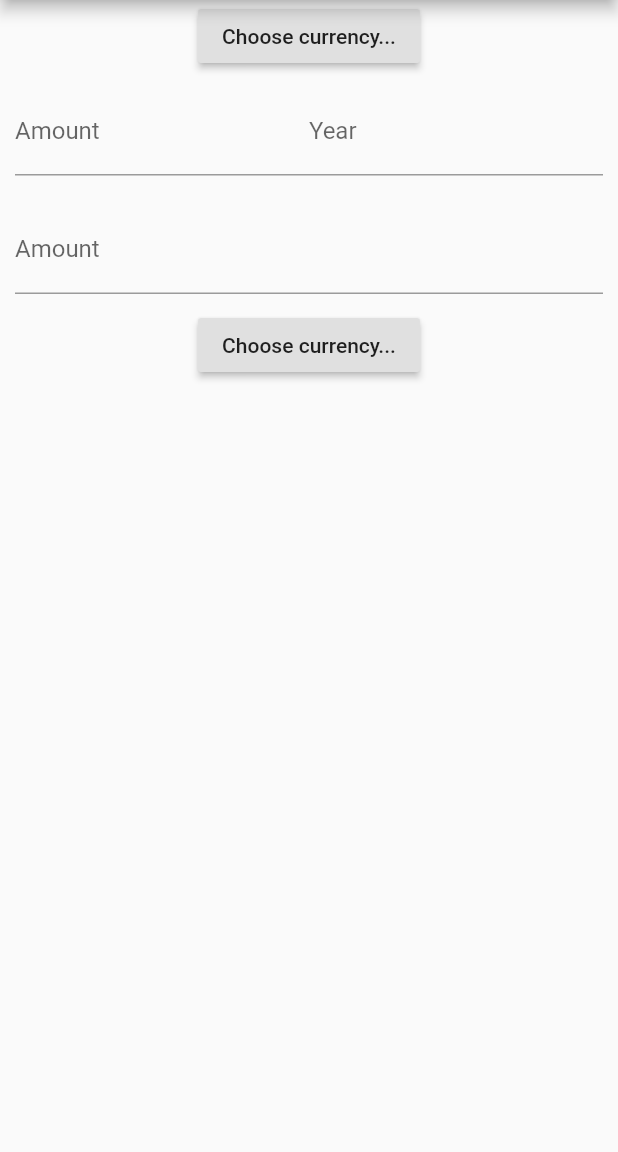
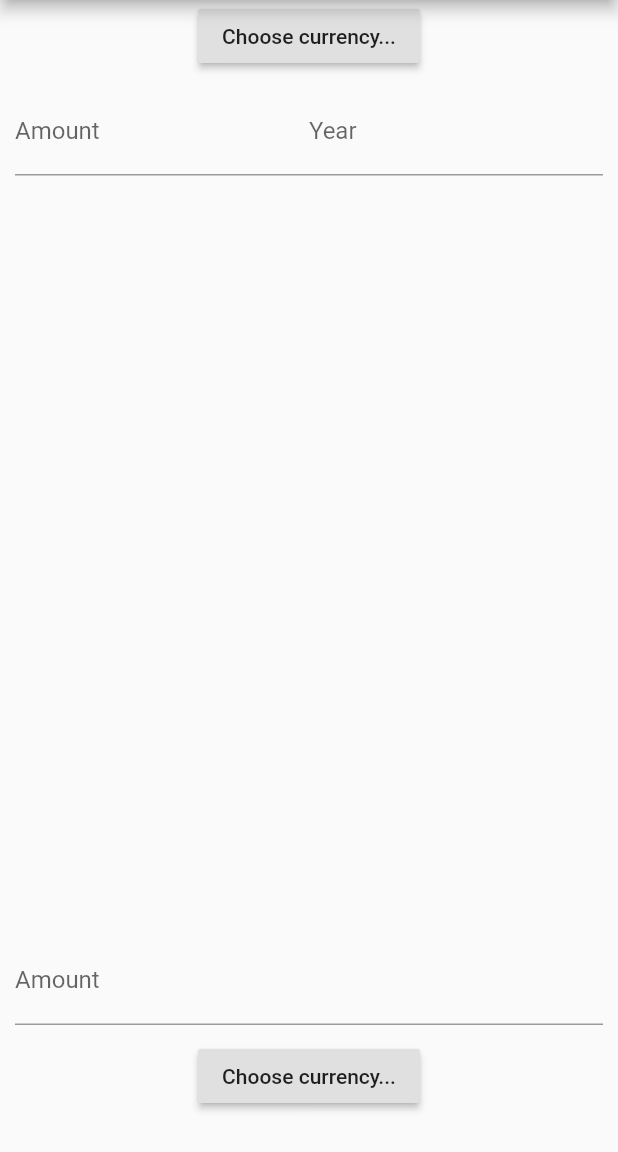
Before and after one commit to jltimm/inflation-calculator, a Flutter app: the screen it shows after launch, on a phone screen of 412 x 824 dp, the part 84-1236 px from its top. Run offline on Flutter 3.47's test engine with Material 2 defaults, Android fonts, the phone set to English and light mode, and no system bars.

Commit message:
conatiners looked horrible

```diff
--- a/lib/main.dart
+++ b/lib/main.dart
@@ -123,12 +123,12 @@ class _HomeState extends State<Home> {
   Widget build(BuildContext context) {
     return new Column(
       children: [
-        new Container(
-          //flex: 4,
+        new Expanded(
+          flex: 4,
           child: buildBeforeInput(),
         ),
-        new Container(
-          //flex: 1,
+        new Expanded(
+          flex: 1,
           child: buildAfterInput(),
         )
       ],
```
